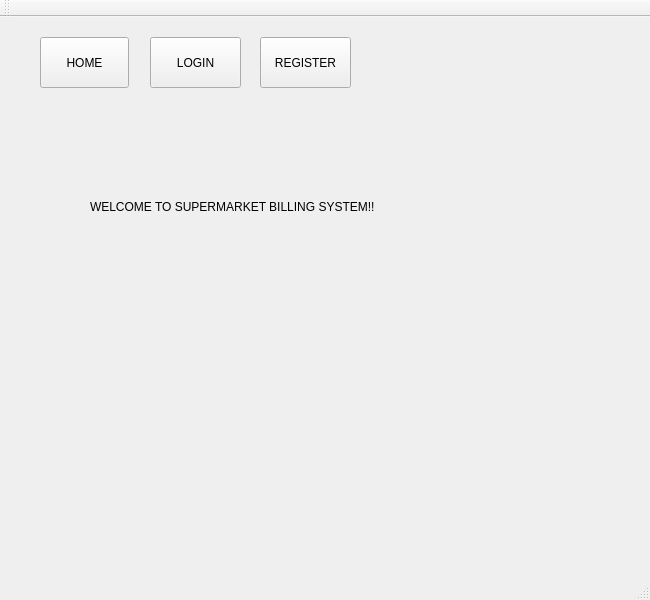
This is mainwindow.ui in RamrajCh/SuperMarket-Billing-System as Qt 5 draws it before an edit. The edited form follows.
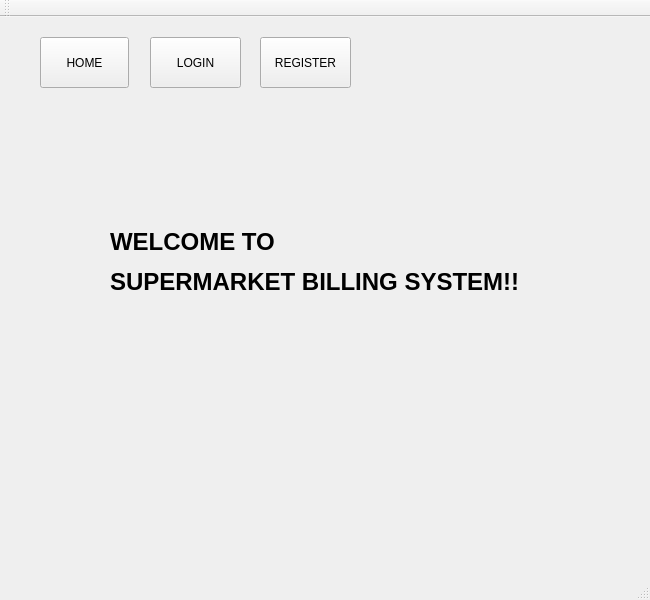
This is the edited form. The open tabs and pages were chosen to show the change.

What changed in the file:
```diff
--- a/mainwindow.ui
+++ b/mainwindow.ui
@@ -33,17 +33,17 @@
      <widget class="QLabel" name="label">
       <property name="geometry">
        <rect>
-        <x>90</x>
-        <y>180</y>
-        <width>341</width>
-        <height>20</height>
+        <x>110</x>
+        <y>190</y>
+        <width>491</width>
+        <height>111</height>
        </rect>
       </property>
       <property name="styleSheet">
        <string notr="true"/>
       </property>
       <property name="text">
-       <string>WELCOME TO SUPERMARKET BILLING SYSTEM!!</string>
+       <string>&lt;html&gt;&lt;head/&gt;&lt;body&gt;&lt;p&gt;&lt;span style=&quot; font-size:18pt; font-weight:600;&quot;&gt;WELCOME TO &lt;/span&gt;&lt;/p&gt;&lt;p&gt;&lt;span style=&quot; font-size:18pt; font-weight:600;&quot;&gt;SUPERMARKET BILLING SYSTEM!!&lt;/span&gt;&lt;/p&gt;&lt;/body&gt;&lt;/html&gt;</string>
       </property>
      </widget>
     </widget>
```
